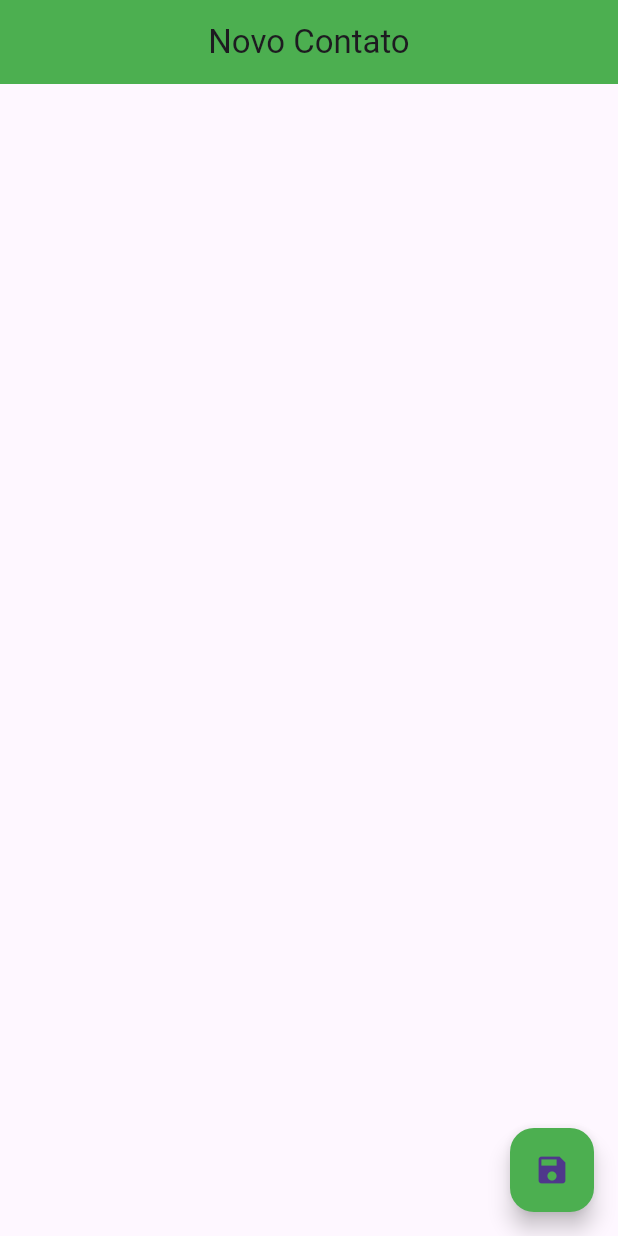
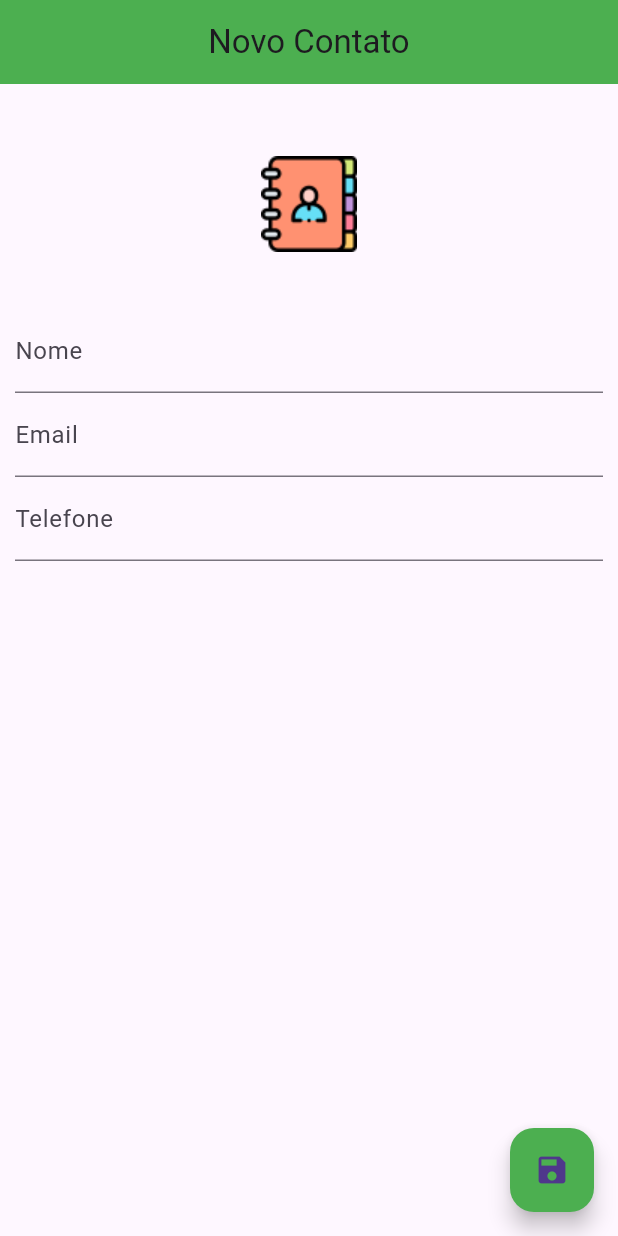
Before and after one commit to cenciW/contact_book_app, a Flutter app: the screen it shows after launch, on a phone screen of 412 x 824 dp. Run offline on Flutter 3.47's test engine with Material 3 defaults, Android fonts, the phone set to English and light mode, and no system bars; our stand-ins replace sqflite; accounts and stored records are empty.

Commit message:
build: layout screen of contacts

```diff
--- a/lib/ui/contact_page.dart
+++ b/lib/ui/contact_page.dart
@@ -1,3 +1,5 @@
+import 'dart:io';
+
 import 'package:contact_book_app/helpers/contact_helper.dart';
 import 'package:flutter/material.dart';
 
@@ -13,6 +15,12 @@ class ContactPage extends StatefulWidget {
 
 class _ContactPageState extends State<ContactPage> {
   Contact? _editedContact;
+  bool? _userEdited;
+
+  final _nameController = TextEditingController();
+  final _emailController = TextEditingController();
+  final _phoneController = TextEditingController();
+
   @override
   void initState() {
     super.initState();
@@ -21,6 +29,11 @@ class _ContactPageState extends State<ContactPage> {
       _editedContact = Contact();
     } else {
       _editedContact = Contact.fromMap(widget.contact!.toMap());
+
+      //taking the contacts data and getting the atr
+      _nameController.text = _editedContact!.name!;
+      _emailController.text = _editedContact!.email!;
+      _phoneController.text = _editedContact!.phone!;
     }
   }
 
@@ -38,6 +51,58 @@ class _ContactPageState extends State<ContactPage> {
         backgroundColor: Colors.green,
         child: Icon(Icons.save),
       ),
+      body: SingleChildScrollView(
+        padding: EdgeInsets.all(10),
+        child: Column(
+          children: [
+            GestureDetector(
+              child: Container(
+                width: 140,
+                height: 140,
+                decoration: BoxDecoration(
+                  shape: BoxShape.circle,
+                  image: DecorationImage(
+                      image: _editedContact!.img != null
+                          ? FileImage(File(_editedContact!.img!))
+                          : AssetImage('images/person.png') as ImageProvider),
+                ),
+              ),
+            ),
+            TextField(
+              controller: _nameController,
+              decoration: InputDecoration(
+                label: Text("Nome"),
+              ),
+              onChanged: (text) {
+                _userEdited = true;
+                _editedContact!.name = text;
+              },
+            ),
+            TextField(
+              controller: _emailController,
+              decoration: InputDecoration(
+                label: Text("Email"),
+              ),
+              onChanged: (text) {
+                _userEdited = true;
+                _editedContact!.email = text;
+              },
+              keyboardType: TextInputType.emailAddress,
+            ),
+            TextField(
+              controller: _phoneController,
+              decoration: InputDecoration(
+                label: Text("Telefone"),
+              ),
+              onChanged: (text) {
+                _userEdited = true;
+                _editedContact!.phone = text;
+              },
+              keyboardType: TextInputType.phone,
+            ),
+          ],
+        ),
+      ),
     );
   }
 }
```
Also changed, not shown: images/image.png (added), images/person.png.
